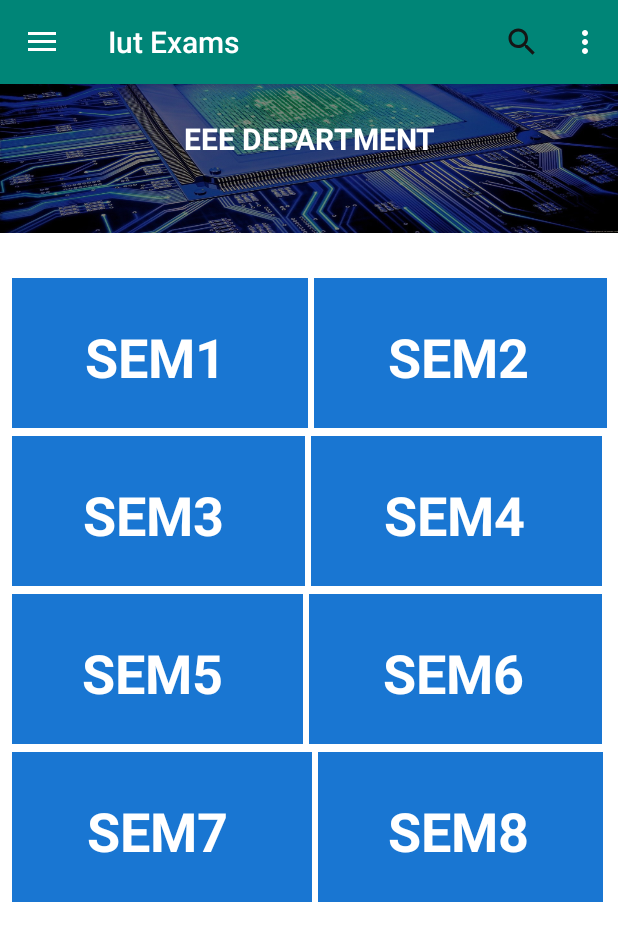
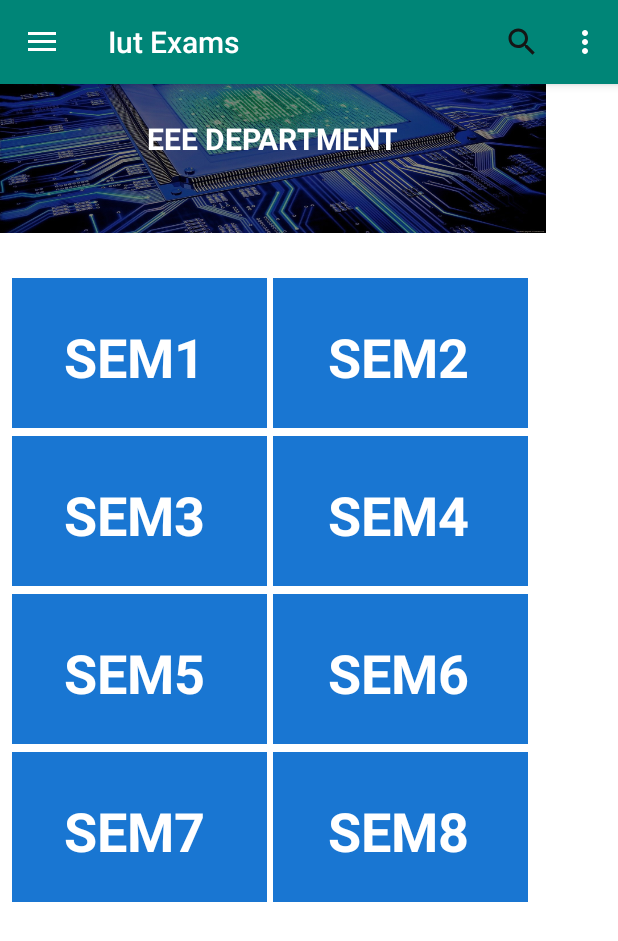
Before and after one commit to IUT-Imperial-237/IUT-QuestionBank, an Android app: the screen it shows after launch (MainActivity), after a tap on an icon or button, on a phone screen of 412 x 824 dp. Shown: the top 941 px of the screen. Run offline under Robolectric (Android 15) with nearby library versions, the phone set to English and light mode, and no system bars.

Commit message:
Revert "Working Initial and Starting of Modifications"
This reverts commit 65fab63f

```diff
--- a/drawerLast/app/src/main/java/com/example/drawerlast/EeeFragment.java
+++ /dev/null
@@ -1,117 +0,0 @@
-package com.example.drawerlast;
-
-import android.os.Bundle;
-import android.support.v4.app.Fragment;
-import android.view.LayoutInflater;
-import android.view.View;
-import android.view.ViewGroup;
-import android.widget.ImageButton;
-import android.widget.Toast;
-
-
-/**
- * A simple {@link Fragment} subclass.
- * Activities that contain this fragment must implement the
- * {link EeeFragment.OnFragmentInteractionListener} interface
- * to handle interaction events.
- * Use the {link EeeFragment#newInstance} factory method to
- * create an instance of this fragment.
- */
-public class EeeFragment extends Fragment {
-
-    private ImageButton sem1;
-    private ImageButton sem2;
-    private ImageButton sem3;
-    private ImageButton sem4;
-    private ImageButton sem5;
-    private ImageButton sem6;
-    private ImageButton sem7;
-    private ImageButton sem8;
-
-    private View rootView;
-
-    public EeeFragment () {
-
-    }
-    @Override
-    public View onCreateView(LayoutInflater inflater, ViewGroup container,
-                             Bundle savedInstanceState) {
-        // Inflate the layout for this fragment
-        init (inflater, container, savedInstanceState);
-        listener (inflater, container, savedInstanceState);
-        return inflater.inflate(R.layout.fragment_eeee, container, false);
-    }
-
-    void init (LayoutInflater inflater, ViewGroup container,
-               Bundle savedInstanceState) {
-        rootView = inflater.inflate (R.layout.fragment_eeee, container, false);
-        //Log.d(rootView.getTag ().toString ()," in EeeFragment");
-        sem1 = rootView.findViewById (R.id.imageButtonEeeSem1);
-        sem2 = rootView.findViewById (R.id.imageButtonEeeSem2);
-        sem3 = rootView.findViewById (R.id.imageButtonEeeSem3);
-        sem4 = rootView.findViewById (R.id.imageButtonEeeSem4);
-        sem5 = rootView.findViewById (R.id.imageButtonEeeSem5);
-        sem6 = rootView.findViewById (R.id.imageButtonEeeSem6);
-        sem7 = rootView.findViewById (R.id.imageButtonEeeSem7);
-        sem8 = rootView.findViewById (R.id.imageButtonEeeSem8);
-    }
-
-    void listener (LayoutInflater inflater, final ViewGroup container,
-                   Bundle savedInstanceState) {
-        sem1.setOnClickListener (new View.OnClickListener () {
-            @Override
-            public void onClick (View v) {
-                Toast.makeText (getActivity (), "EEE Semester 1", Toast.LENGTH_SHORT).show ();
-            }
-        });
-
-        sem2.setOnClickListener (new View.OnClickListener () {
-            @Override
-            public void onClick (View v) {
-
-            }
-        });
-
-        sem3.setOnClickListener (new View.OnClickListener () {
-            @Override
-            public void onClick (View v) {
-
-            }
-        });
-
-        sem4.setOnClickListener (new View.OnClickListener () {
-            @Override
-            public void onClick (View v) {
-
-            }
-        });
-
-        sem5.setOnClickListener (new View.OnClickListener () {
-            @Override
-            public void onClick (View v) {
-
-            }
-        });
-
-        sem6.setOnClickListener (new View.OnClickListener () {
-            @Override
-            public void onClick (View v) {
-
-            }
-        });
-
-        sem7.setOnClickListener (new View.OnClickListener () {
-            @Override
-            public void onClick (View v) {
-
-            }
-        });
-
-        sem8.setOnClickListener (new View.OnClickListener () {
-            @Override
-            public void onClick (View v) {
-
-            }
-        });
-    }
-}
--- /dev/null
+++ b/drawerLast/app/src/main/java/com/example/drawerlast/EeeeFragment.java
@@ -0,0 +1,28 @@
+package com.example.drawerlast;
+
+import android.os.Bundle;
+import android.support.v4.app.Fragment;
+import android.view.LayoutInflater;
+import android.view.View;
+import android.view.ViewGroup;
+
+
+/**
+ * A simple {@link Fragment} subclass.
+ * Activities that contain this fragment must implement the
+ * {link EeeeFragment.OnFragmentInteractionListener} interface
+ * to handle interaction events.
+ * Use the {link EeeeFragment#newInstance} factory method to
+ * create an instance of this fragment.
+ */
+public class EeeeFragment extends Fragment {
+
+    @Override
+    public View onCreateView (LayoutInflater inflater, ViewGroup container,
+                              Bundle savedInstanceState) {
+        // Inflate the layout for this fragment
+        return inflater.inflate (R.layout.fragment_eeee, container, false);
+    }
+
+
+}
--- a/drawerLast/app/src/main/java/com/example/drawerlast/MainFragment.java
+++ b/drawerLast/app/src/main/java/com/example/drawerlast/MainFragment.java
@@ -58,7 +58,7 @@ public class MainFragment extends Fragment {
             public void onClick (View v) {
 
 
-                EeeFragment fragment = new EeeFragment ();
+                EeeeFragment fragment = new EeeeFragment ();
                 android.support.v4.app.FragmentTransaction fragmentTransaction = Objects.requireNonNull (getActivity ()).getSupportFragmentManager ().beginTransaction ();
                 fragmentTransaction.replace (R.id.fragment_container, fragment);
                 fragmentTransaction.commit ();
--- a/drawerLast/app/src/main/res/layout/fragment_eeee.xml
+++ b/drawerLast/app/src/main/res/layout/fragment_eeee.xml
@@ -1,7 +1,7 @@
 <RelativeLayout xmlns:android="http://schemas.android.com/apk/res/android"
     xmlns:tools="http://schemas.android.com/tools" android:layout_width="match_parent"
     android:layout_height="match_parent"
-    tools:context=".EeeFragment">
+    tools:context=".EeeeFragment">
 
     <ScrollView
         android:layout_width="wrap_content"
@@ -22,7 +22,7 @@
 
                     <ImageButton
                         android:id="@+id/imageButtonEeeDepartment"
-                        android:layout_width="wrap_content"
+                        android:layout_width="364dp"
                         android:layout_height="155dp"
                         android:layout_marginBottom="30dp"
                         android:background="@drawable/eee"
@@ -54,7 +54,7 @@
 
                         <ImageButton
                             android:id="@+id/imageButtonEeeSem1"
-                            android:layout_width="197dp"
+                            android:layout_width="170dp"
                             android:layout_height="100dp"
                             android:layout_marginLeft="8dp"
                             android:layout_marginRight="2dp"
@@ -83,7 +83,7 @@
 
                         <ImageButton
                             android:id="@+id/imageButtonEeeSem2"
-                            android:layout_width="195dp"
+                            android:layout_width="170dp"
                             android:layout_height="100dp"
                             android:layout_marginLeft="2dp"
                             android:layout_marginBottom="5dp"
@@ -118,7 +118,7 @@
 
                         <ImageButton
                             android:id="@+id/imageButtonEeeSem3"
-                            android:layout_width="195dp"
+                            android:layout_width="170dp"
                             android:layout_height="100dp"
                             android:layout_marginLeft="8dp"
                             android:layout_marginRight="2dp"
@@ -147,7 +147,7 @@
 
                         <ImageButton
                             android:id="@+id/imageButtonEeeSem4"
-                            android:layout_width="194dp"
+                            android:layout_width="170dp"
                             android:layout_height="100dp"
                             android:layout_marginLeft="2dp"
                             android:layout_marginBottom="5dp"
@@ -182,7 +182,7 @@
 
                         <ImageButton
                             android:id="@+id/imageButtonEeeSem5"
-                            android:layout_width="194dp"
+                            android:layout_width="170dp"
                             android:layout_height="100dp"
                             android:layout_marginLeft="8dp"
                             android:layout_marginRight="2dp"
@@ -211,7 +211,7 @@
 
                         <ImageButton
                             android:id="@+id/imageButtonEeeSem6"
-                            android:layout_width="195dp"
+                            android:layout_width="170dp"
                             android:layout_height="100dp"
                             android:layout_marginLeft="2dp"
                             android:layout_marginBottom="5dp"
@@ -247,7 +247,7 @@
 
                         <ImageButton
                             android:id="@+id/imageButtonEeeSem7"
-                            android:layout_width="200dp"
+                            android:layout_width="170dp"
                             android:layout_height="100dp"
                             android:layout_marginLeft="8dp"
                             android:layout_marginRight="2dp"
@@ -276,7 +276,7 @@
 
                         <ImageButton
                             android:id="@+id/imageButtonEeeSem8"
-                            android:layout_width="190dp"
+                            android:layout_width="170dp"
                             android:layout_height="100dp"
                             android:layout_marginLeft="2dp"
                             android:layout_marginBottom="5dp"
--- a/drawerLast/app/src/main/res/layout/fragment_tve.xml
+++ b/drawerLast/app/src/main/res/layout/fragment_tve.xml
@@ -87,7 +87,7 @@
 
                         <ImageButton
                             android:id="@+id/imageButtonTveSem2"
-                            android:layout_width="189dp"
+                            android:layout_width="191dp"
                             android:layout_height="100dp"
                             android:layout_marginStart="2dp"
                             android:layout_marginLeft="2dp"
@@ -303,7 +303,6 @@
                             android:layout_marginBottom="5dp"
                             android:background="#1976D2"
                             android:clickable="true"
-                            android:contentDescription="@string/todo"
                             android:focusable="true"
                             tools:layout_editor_absoluteX="5dp"
                             tools:layout_editor_absoluteY="44dp" />
```
Also changed, not shown: drawerLast/app/src/main/java/com/example/drawerlast/CalculatorFragment.java (+4 -4 lines), drawerLast/app/src/main/java/com/example/drawerlast/CseFragment.java (+2 -15 lines), drawerLast/app/src/main/res/layout/fragment_cse.xml (+26 -9 lines).
